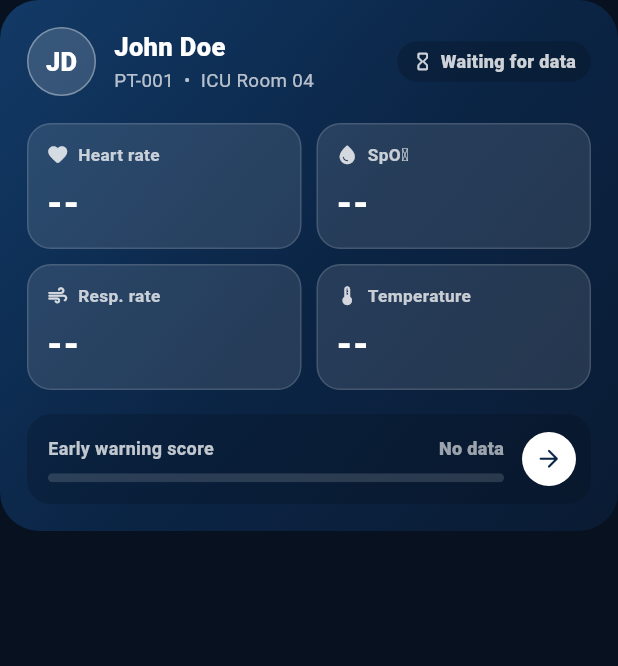
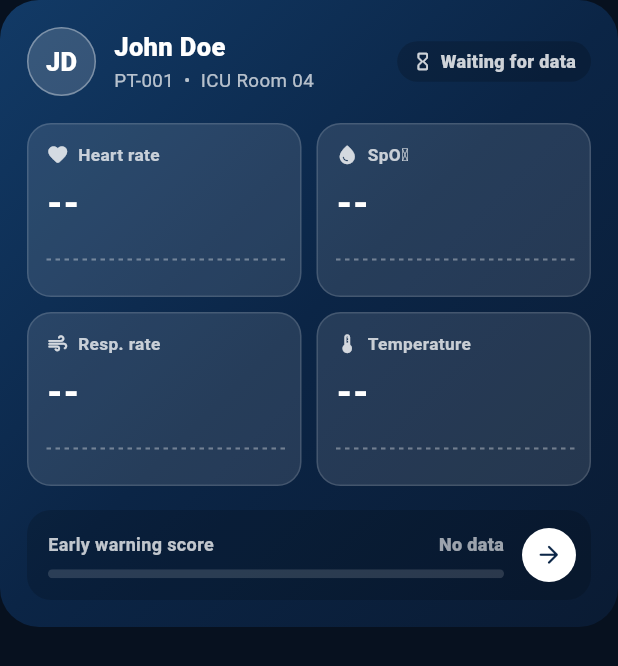
Before and after one commit to aslam20001000-ux/ARGUS, a Flutter app: the _PatientHero widget shown alone on an empty page, opened directly, on a phone screen of 412 x 824 dp. Shown: the top 666 px of the screen. Run offline on Flutter 3.47's test engine with Material 3 defaults, Android fonts, the phone set to English and light mode, and no system bars; our stand-ins replace audioplayers, cloud_firestore, firebase_auth, firebase_core, flutter_local_notifications, pdf and 3 more; accounts and stored records are empty.

Commit message:
Home: add 30-minute trend lines to the vital tiles and fill the hero card on wide screens
Co-Authored-By: Claude Opus 5.5 <noreply@anthropic.com>

```diff
--- a/lib/features/home/feature_selection_page.dart
+++ b/lib/features/home/feature_selection_page.dart
@@ -10,6 +10,7 @@ import '../../core/page_route.dart';
 import '../../core/responsive.dart';
 import '../../core/settings_store.dart';
 import '../../core/vitals_store.dart';
+import '../../core/widgets/sparkline.dart';
 import '../bladder/bladder_page.dart';
 import '../monitor/monitor_home.dart';
 import '../profile/patient_profile_page.dart';
@@ -301,6 +302,13 @@ class _PatientHero extends StatelessWidget {
 
         bool bad(AlarmParam param) => alarms.levels[param] != AlarmLevel.normal;
 
+        // Last 30 minutes of saved readings for the small trend lines.
+        final recent = store.samplesWithin(const Duration(minutes: 30));
+        List<double> trend(num? Function(VitalsData d) pick) => _smooth([
+          for (final s in recent)
+            if (pick(s.data) case final x?) x.toDouble(),
+        ]);
+
         final vitals = [
           _HeroVital(
             icon: Icons.favorite_rounded,
@@ -308,6 +316,8 @@ class _PatientHero extends StatelessWidget {
             value: showInt(v.hr),
             unit: 'bpm',
             alarm: bad(AlarmParam.heartRate),
+            trend: trend((d) => d.hr),
+            expand: wide,
           ),
           _HeroVital(
             icon: Icons.water_drop_rounded,
@@ -315,6 +325,8 @@ class _PatientHero extends StatelessWidget {
             value: showInt(v.spo2),
             unit: '%',
             alarm: bad(AlarmParam.spo2),
+            trend: trend((d) => d.spo2),
+            expand: wide,
           ),
           _HeroVital(
             icon: Icons.air_rounded,
@@ -322,6 +334,8 @@ class _PatientHero extends StatelessWidget {
             value: showInt(v.rr),
             unit: '/min',
             alarm: bad(AlarmParam.respRate),
+            trend: trend((d) => d.rr),
+            expand: wide,
           ),
           _HeroVital(
             icon: Icons.thermostat_rounded,
@@ -332,6 +346,8 @@ class _PatientHero extends StatelessWidget {
             ),
             unit: settings.tempSymbol,
             alarm: bad(AlarmParam.temperature),
+            trend: trend((d) => d.temp),
+            expand: wide,
           ),
         ];
 
@@ -472,7 +488,13 @@ class _PatientHero extends StatelessWidget {
                   // with IntrinsicHeight.)
                   for (var r = 0; r < vitals.length; r += perRow) ...[
                     if (r > 0) const SizedBox(height: 10),
+                    _maybeExpanded(
+                      wide,
                       Row(
+                        // Stretch only when the height is bounded (wide layout).
+                        crossAxisAlignment: wide
+                            ? CrossAxisAlignment.stretch
+                            : CrossAxisAlignment.start,
                         children: [
                           for (var i = r; i < r + perRow; i++) ...[
                             if (i > r) const SizedBox(width: 10),
@@ -480,9 +502,9 @@ class _PatientHero extends StatelessWidget {
                           ],
                         ],
                       ),
+                    ),
                   ],
-                  if (wide) const Spacer() else const SizedBox(height: 16),
-                  if (wide) const SizedBox(height: 18),
+                  SizedBox(height: wide ? 18 : 16),
 
                   // ----- early warning score + open monitor
                   _EwsBar(ews: ews),
@@ -496,12 +518,36 @@ class _PatientHero extends StatelessWidget {
   }
 }
 
+/// Averages [values] down to at most [points] so a small trend line shows
+/// the direction instead of every second-to-second wiggle.
+List<double> _smooth(List<double> values, {int points = 30}) {
+  if (values.length <= points) return values;
+  final size = values.length / points;
+  return [
+    for (var i = 0; i < points; i++)
+      () {
+        final from = (i * size).floor();
+        final to = ((i + 1) * size).floor().clamp(from + 1, values.length);
+        final part = values.sublist(from, to);
+        return part.reduce((a, b) => a + b) / part.length;
+      }(),
+  ];
+}
+
+/// On wide screens the vitals row fills the hero card's free height.
+Widget _maybeExpanded(bool expand, Widget child) =>
+    expand ? Expanded(child: child) : child;
+
 class _HeroVital extends StatelessWidget {
   final IconData icon;
   final String label;
   final String value;
   final String unit;
   final bool alarm;
+  final List<double> trend;
+
+  /// True when the tile is stretched to a taller height (wide layout).
+  final bool expand;
 
   const _HeroVital({
     required this.icon,
@@ -509,6 +555,8 @@ class _HeroVital extends StatelessWidget {
     required this.value,
     required this.unit,
     required this.alarm,
+    this.trend = const [],
+    this.expand = false,
   });
 
   @override
@@ -572,6 +620,31 @@ class _HeroVital extends StatelessWidget {
                 color: Colors.white,
                 fontSize: 24,
                 fontWeight: FontWeight.w900,
+              ),
+            ),
+          ),
+          // Trend line: fills the free height on wide screens.
+          if (expand)
+            Expanded(
+              child: Padding(
+                padding: const EdgeInsets.only(top: 10),
+                child: ConstrainedBox(
+                  constraints: const BoxConstraints(minHeight: 24),
+                  child: Sparkline(
+                    values: trend,
+                    color: Colors.white.withValues(alpha: .85),
+                  ),
+                ),
+              ),
+            )
+          else
+            Padding(
+              padding: const EdgeInsets.only(top: 8),
+              child: SizedBox(
+                height: 24,
+                child: Sparkline(
+                  values: trend,
+                  color: Colors.white.withValues(alpha: .85),
                 ),
               ),
             ),
```
Lines whose indentation alone changed are shown as unchanged.
